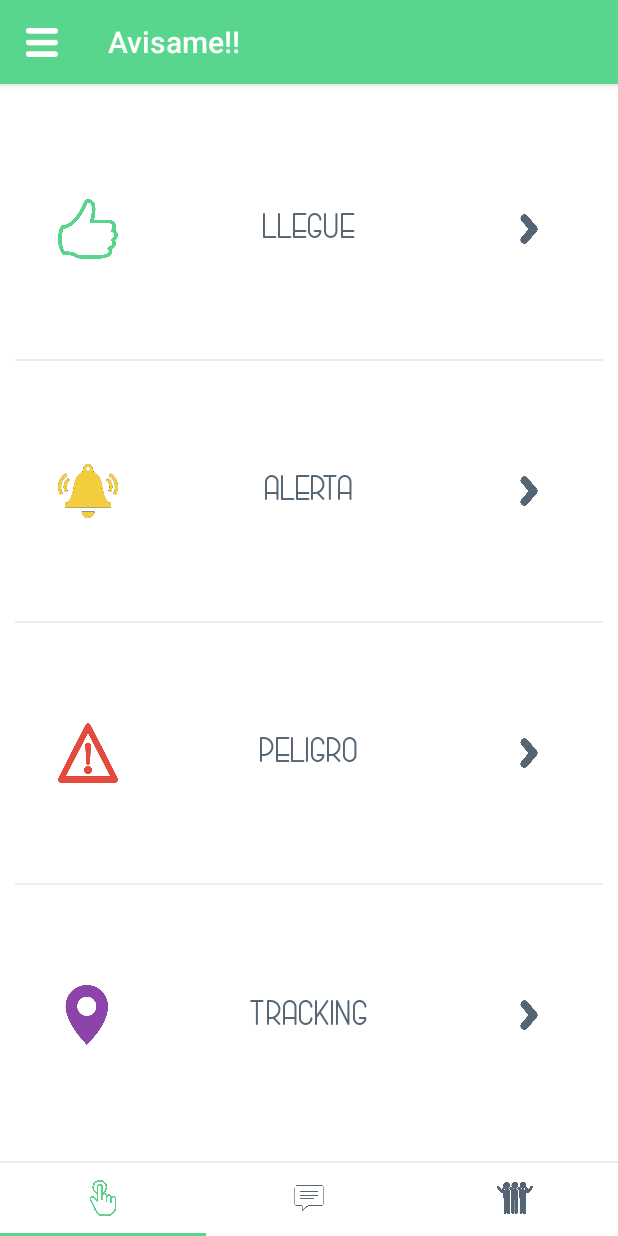
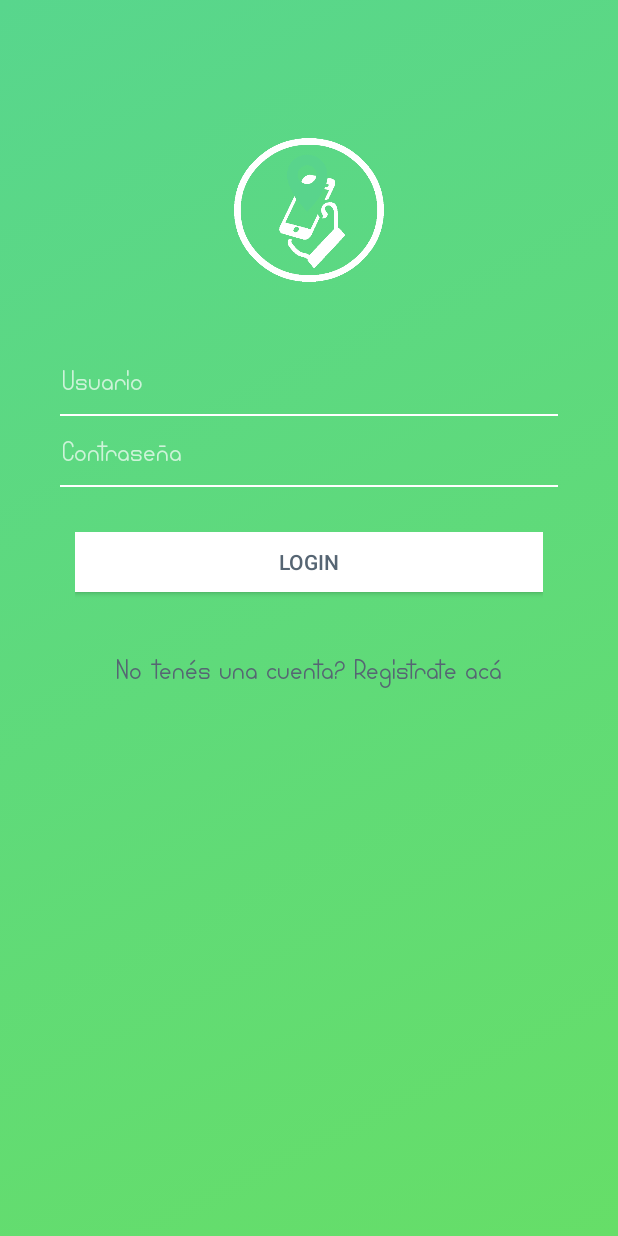
Before and after one commit to mrtotem/avisame_v2, an Android app: the screen it shows after launch (MainActivity before the commit, LoginActivity after it), on a phone screen of 412 x 824 dp. Run offline under Robolectric (Android 15) with nearby library versions, the phone set to English and light mode, and no system bars; our stand-ins replace RxJava; libraries missing offline, so code that uses them is left out: com.facebook.drawee; 1 statement that could not run was skipped.

Commit message:
FIX: app logo

```diff
--- a/app/build.gradle
+++ b/app/build.gradle
@@ -50,4 +50,6 @@ dependencies {
 
 
 
+
+
 apply plugin: 'com.google.gms.google-services'
--- a/app/src/main/java/com/mrtotem/avisame/AvisameApplication.kt
+++ b/app/src/main/java/com/mrtotem/avisame/AvisameApplication.kt
@@ -2,6 +2,7 @@ package com.mrtotem.avisame
 
 import android.app.Application
 import com.facebook.drawee.backends.pipeline.Fresco
+import com.mrtotem.avisame.managers.MessagesManager
 
 
 /**
@@ -14,5 +15,6 @@ class AvisameApplication : Application() {
         super.onCreate()
 
         Fresco.initialize(this)
+        MessagesManager.getInstance().init()
     }
 }
--- a/app/src/main/java/com/mrtotem/avisame/models/responses/SubjectItem.kt
+++ b/app/src/main/java/com/mrtotem/avisame/models/responses/SubjectItem.kt
@@ -3,8 +3,8 @@ package com.mrtotem.avisame.models.responses
 /**
  * Created by Octavio on 31/01/2018.
  */
-class SubjectItem<T> {
+class SubjectItem<T>(error: SubjectError?, item: T) {
 
-    var error: SubjectError? = null
-    var item: T? = null
+    var error: SubjectError? = error
+    var item: T? = item
 }
--- a/app/src/main/java/com/mrtotem/avisame/presenters/MessagesPresenter.kt
+++ b/app/src/main/java/com/mrtotem/avisame/presenters/MessagesPresenter.kt
@@ -27,6 +27,10 @@ class MessagesPresenter : BasePresenter<BaseMvp>() {
         })
     }
 
+    fun fetchMessages() {
+        MessagesManager.getInstance().fetchLastestMessages()
+    }
+
     fun registerMessageListener(listener: MessageMvp) {
         mListener = listener
     }
--- /dev/null
+++ b/app/src/main/java/com/mrtotem/avisame/views/activities/LoginActivity.kt
@@ -0,0 +1,18 @@
+package com.mrtotem.avisame.views.activities
+
+import android.os.Bundle
+import android.support.v7.app.AppCompatActivity
+import com.mrtotem.avisame.R
+import com.mrtotem.avisame.views.fragments.LoginFragment
+
+class LoginActivity : AppCompatActivity() {
+
+    override fun onCreate(savedInstanceState: Bundle?) {
+        super.onCreate(savedInstanceState)
+        setContentView(R.layout.activity_login)
+
+        supportFragmentManager.beginTransaction()
+                .replace(R.id.main_content, LoginFragment())
+                .commit()
+    }
+}
--- /dev/null
+++ b/app/src/main/java/com/mrtotem/avisame/views/fragments/LoginFragment.kt
@@ -0,0 +1,45 @@
+package com.mrtotem.avisame.views.fragments
+
+
+import android.os.Bundle
+import android.support.v4.app.Fragment
+import android.view.LayoutInflater
+import android.view.View
+import android.view.ViewGroup
+
+import com.mrtotem.avisame.R
+
+class LoginFragment : Fragment() {
+
+    private var mParam1: String? = null
+    private var mParam2: String? = null
+
+    override fun onCreate(savedInstanceState: Bundle?) {
+        super.onCreate(savedInstanceState)
+        if (arguments != null) {
+            mParam1 = arguments.getString(ARG_PARAM1)
+            mParam2 = arguments.getString(ARG_PARAM2)
+        }
+    }
+
+    override fun onCreateView(inflater: LayoutInflater?, container: ViewGroup?,
+                              savedInstanceState: Bundle?): View? {
+        // Inflate the layout for this fragment
+        return inflater!!.inflate(R.layout.fragment_login, container, false)
+    }
+
+    companion object {
+
+        private val ARG_PARAM1 = "param1"
+        private val ARG_PARAM2 = "param2"
+
+        fun newInstance(param1: String, param2: String): LoginFragment {
+            val fragment = LoginFragment()
+            val args = Bundle()
+            args.putString(ARG_PARAM1, param1)
+            args.putString(ARG_PARAM2, param2)
+            fragment.arguments = args
+            return fragment
+        }
+    }
+}
--- /dev/null
+++ b/app/src/main/res/drawable/app_background.xml
@@ -0,0 +1,10 @@
+<?xml version="1.0" encoding="utf-8"?>
+<selector xmlns:android="http://schemas.android.com/apk/res/android">
+    <item>
+        <shape android:shape="rectangle">
+            <gradient android:angle="315"
+                android:startColor="@color/colorToolbar"
+                android:endColor="@color/colorAppEndGradiend"/>
+        </shape>
+    </item>
+</selector>
--- /dev/null
+++ b/app/src/main/res/layout/activity_login.xml
@@ -0,0 +1,13 @@
+<?xml version="1.0" encoding="utf-8"?>
+<RelativeLayout xmlns:android="http://schemas.android.com/apk/res/android"
+    xmlns:tools="http://schemas.android.com/tools"
+    android:layout_width="match_parent"
+    android:layout_height="match_parent"
+    tools:context="com.mrtotem.avisame.views.activities.LoginActivity">
+
+    <FrameLayout
+        android:id="@+id/main_content"
+        android:layout_width="match_parent"
+        android:layout_height="match_parent"
+        android:background="@drawable/app_background" />
+</RelativeLayout>
--- /dev/null
+++ b/app/src/main/res/layout/fragment_login.xml
@@ -0,0 +1,92 @@
+<ScrollView xmlns:android="http://schemas.android.com/apk/res/android"
+    android:layout_width="match_parent"
+    android:layout_height="match_parent">
+
+    <LinearLayout
+        android:layout_width="match_parent"
+        android:layout_height="wrap_content"
+        android:orientation="vertical"
+        android:padding="40dp">
+
+        <ImageView
+            android:layout_width="100dp"
+            android:layout_height="100dp"
+            android:layout_gravity="center"
+            android:layout_marginBottom="50dp"
+            android:layout_marginTop="50dp"
+            android:src="@mipmap/app_logo" />
+
+        <LinearLayout
+            android:layout_width="match_parent"
+            android:layout_height="wrap_content"
+            android:layout_marginBottom="10dp"
+            android:orientation="vertical">
+
+            <com.mrtotem.avisame.widgets.AvisameTextView
+                android:id="@+id/username"
+                style="@style/AvisameDigitaltTextLightMedium"
+                android:layout_width="match_parent"
+                android:layout_height="wrap_content"
+                android:layout_marginBottom="5dp"
+                android:gravity="start|center_vertical"
+                android:hint="Usuario"
+                android:padding="2dp" />
+
+            <FrameLayout
+                android:layout_width="match_parent"
+                android:layout_height="1dp"
+                android:background="@color/colorPrimaryLight" />
+        </LinearLayout>
+
+        <LinearLayout
+            android:layout_width="match_parent"
+            android:layout_height="wrap_content"
+            android:layout_marginBottom="20dp"
+            android:orientation="vertical">
+
+            <com.mrtotem.avisame.widgets.AvisameTextView
+                android:id="@+id/password"
+                style="@style/AvisameDigitaltTextLightMedium"
+                android:layout_width="match_parent"
+                android:layout_height="wrap_content"
+                android:layout_marginBottom="5dp"
+                android:gravity="start|center_vertical"
+                android:hint="Contraseña"
+                android:inputType="textPassword"
+                android:padding="2dp" />
+
+            <FrameLayout
+                android:layout_width="match_parent"
+                android:layout_height="1dp"
+                android:background="@color/colorPrimaryLight" />
+        </LinearLayout>
+
+        <LinearLayout
+            android:layout_width="match_parent"
+            android:layout_height="wrap_content"
+            android:layout_marginBottom="10dp"
+            android:gravity="center"
+            android:orientation="vertical"
+            android:padding="10dp">
+
+            <Button
+                android:id="@+id/sign_in_button"
+                android:layout_width="match_parent"
+                android:layout_height="40dp"
+                android:layout_marginBottom="10dp"
+                android:background="@color/colorPrimaryLight"
+                android:gravity="center"
+                android:text="LOGIN"
+                android:textColor="@color/colorTextDark" />
+        </LinearLayout>
+
+        <com.mrtotem.avisame.widgets.AvisameTextView
+            android:id="@+id/forgot_password"
+            style="@style/AvisameDigitaltTextDarkMedium"
+            android:layout_width="match_parent"
+            android:layout_height="wrap_content"
+            android:gravity="center"
+            android:padding="10dp"
+            android:text="No tenés una cuenta? Registrate acá" />
+    </LinearLayout>
+</ScrollView>
--- a/app/src/main/res/values/colors.xml
+++ b/app/src/main/res/values/colors.xml
@@ -10,6 +10,7 @@
     <color name="colorTabElementSelected">#58D68D</color>
     <color name="colorTabElementUnselected">#EBEDEF</color>
     <color name="colorBackgroundLight">#F8F9F9</color>
+    <color name="colorAppEndGradiend">#66de68</color>
 
     <color name="colorLlegue">#2ECC71</color>
     <color name="colorAlerta">#F7DC6F</color>
```
Also changed, not shown: app/src/main/AndroidManifest.xml (+13 -5 lines), app/src/main/java/com/mrtotem/avisame/http/catalogs/ArrivedCatalog.kt (+15 -1 lines), app/src/main/java/com/mrtotem/avisame/managers/MessagesManager.kt (+6 -9 lines), app/src/main/res/values/strings.xml (+14 -0 lines), app/src/main/res/mipmap-xhdpi/app_logo.png (added).
